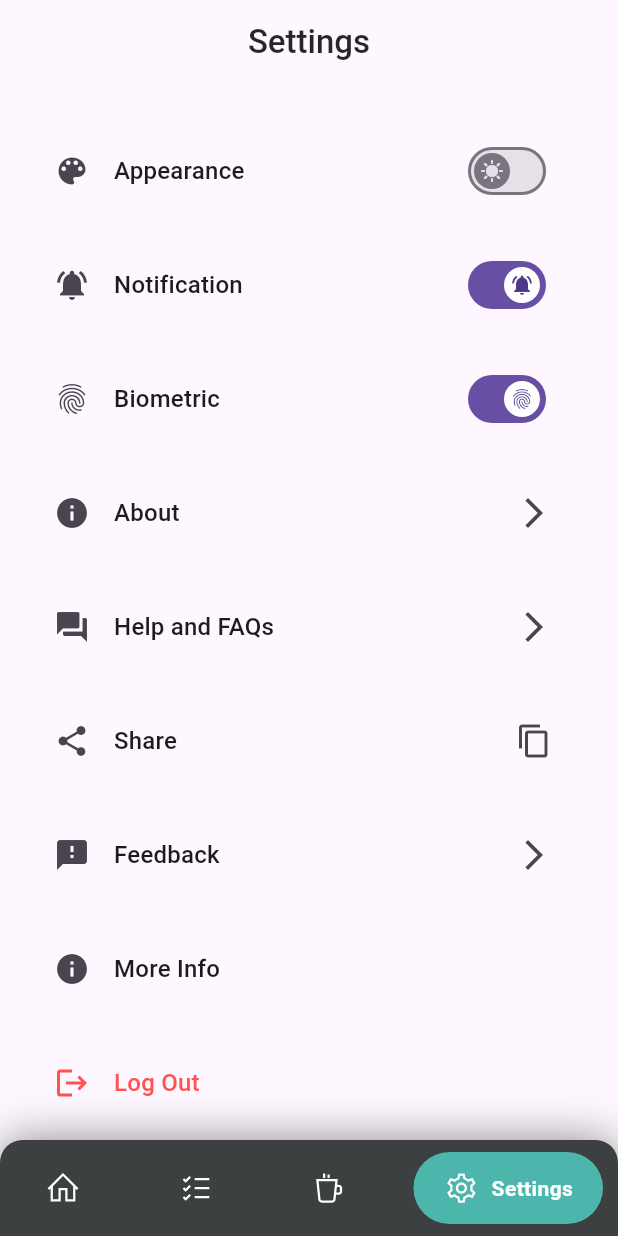
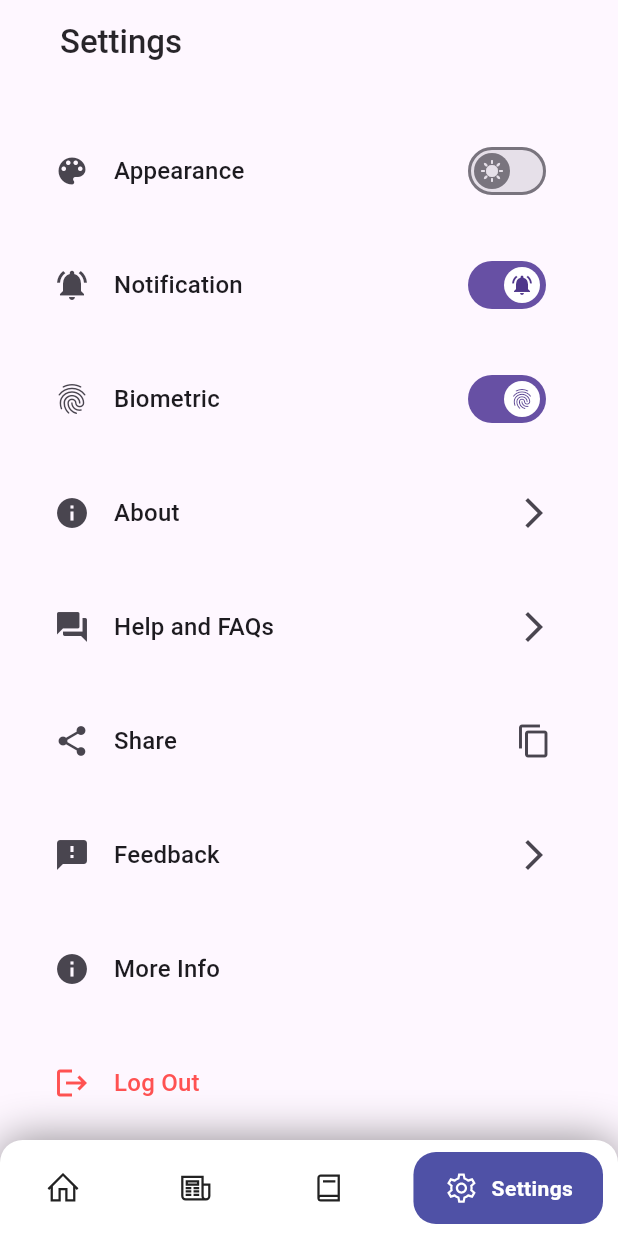
Before and after one commit to The-ARJ/CopOfficial_App, a Flutter app: the screen it shows after launch, item 4 of the bottom bar chosen, after a tap on "More Info", on a phone screen of 412 x 824 dp. Run offline on Flutter 3.47's test engine with Material 2 defaults, Android fonts, the phone set to English and light mode, and no system bars; drawn by our look-alikes of google_nav_bar; our stand-ins replace line_icons, shared_preferences; missing offline and left inert: material_dialogs.

Commit message:
navbar theme and colors imprved

```diff
--- a/lib/app/theme.dart
+++ b/lib/app/theme.dart
@@ -3,6 +3,19 @@ import 'package:flutter/material.dart';
 abstract class ThemeStyles {
   static ThemeData themeStatus(bool isDarkTheme, BuildContext context) {
     return ThemeData(
+        primaryColor: const Color(0xFF4F51A6),
+        primarySwatch: const MaterialColor(0xFF4F51A6, {
+          50: Color(0xFF4F51A6),
+          100: Color(0xFF4F51A6),
+          200: Color(0xFF4F51A6),
+          300: Color(0xFF4F51A6),
+          400: Color(0xFF4F51A6),
+          500: Color(0xFF4F51A6),
+          600: Color(0xFF4F51A6),
+          700: Color(0xFF4F51A6),
+          800: Color(0xFF4F51A6),
+          900: Color(0xFF4F51A6),
+        }),
         useMaterial3: true,
         indicatorColor: isDarkTheme ? Colors.white70 : Colors.black54,
         brightness: isDarkTheme ? Brightness.dark : Brightness.light);
--- a/lib/screen/home_screen.dart
+++ b/lib/screen/home_screen.dart
@@ -15,39 +15,9 @@ class _HomeScreenState extends State<HomeScreen> {
     final themeProvider = Provider.of<DarkThemeProvider>(context);
 
     return Scaffold(
-        appBar: AppBar(
-          title: const Text('Home'),
-        ),
-        body: Center(
-            child: Column(
-          mainAxisSize: MainAxisSize.min,
-          children: [
-            Icon(
-              Icons.lightbulb_rounded,
-              size: MediaQuery.of(context).size.width / 2,
-              color: themeProvider.darkTheme
-                  ? Theme.of(context).disabledColor
-                  : Colors.orangeAccent,
-            ),
-            Row(
-              mainAxisSize: MainAxisSize.min,
-              children: [
-                Text(
-                  themeProvider.darkTheme ? "Dark Theme" : "Light Theme",
-                  style: TextStyle(
-                      color: Theme.of(context).indicatorColor, fontSize: 20),
-                ),
-                const SizedBox(
-                  width: 16,
-                ),
-                Switch(
-                  value: themeProvider.darkTheme,
-                  onChanged: (value) => themeProvider.darkTheme = value,
-                  activeColor: Theme.of(context).primaryColor,
-                )
-              ],
-            )
-          ],
-        )));
+      appBar: AppBar(
+        title: const Text('Home'),
+      ),
+    );
   }
 }
--- a/lib/screen/navbar.dart
+++ b/lib/screen/navbar.dart
@@ -1,3 +1,4 @@
+import 'package:copofficial_app/app/theme_service.dart';
 import 'package:copofficial_app/screen/home_screen.dart';
 import 'package:copofficial_app/screen/setting_screen.dart';
 import 'package:flutter/material.dart';
@@ -7,6 +8,7 @@ import 'package:line_icons/line_icons.dart';
 import 'package:material_dialogs/material_dialogs.dart';
 import 'package:material_dialogs/widgets/buttons/icon_button.dart';
 import 'package:material_dialogs/widgets/buttons/icon_outline_button.dart';
+import 'package:provider/provider.dart';
 
 class NavScreen extends StatefulWidget {
   const NavScreen({super.key});
@@ -26,6 +28,8 @@ class _NavScreenState extends State<NavScreen> {
   ];
   @override
   Widget build(BuildContext context) {
+    final themeProvider = Provider.of<DarkThemeProvider>(context);
+
     return WillPopScope(
       onWillPop: () async {
         bool willLeave = false;
@@ -33,7 +37,7 @@ class _NavScreenState extends State<NavScreen> {
 
         await Dialogs.materialDialog(
             msg: 'Are you sure ? you want to exit',
-            title: "Exit FoodMobie",
+            title: "Exit CopOfficial",
             color: Colors.white,
             context: context,
             actions: [
@@ -42,7 +46,6 @@ class _NavScreenState extends State<NavScreen> {
                   Navigator.of(context).pop();
                 },
                 text: 'Cancel',
-                color: Colors.teal,
                 iconData: Icons.cancel_outlined,
                 textStyle: const TextStyle(color: Colors.white),
                 iconColor: Colors.white,
@@ -67,12 +70,12 @@ class _NavScreenState extends State<NavScreen> {
           child: _widgetOptions.elementAt(_selectedIndex),
         ),
         bottomNavigationBar: Container(
-          decoration: const BoxDecoration(
-            color: Color.fromRGBO(61, 64, 64, 1),
-            borderRadius: BorderRadius.vertical(
+          decoration: BoxDecoration(
+            color: themeProvider.darkTheme ? Colors.black : Colors.white,
+            borderRadius: const BorderRadius.vertical(
               top: Radius.circular(15),
             ),
-            boxShadow: [
+            boxShadow: const [
               BoxShadow(
                 blurRadius: 25,
                 color: Colors.black45,
@@ -84,28 +87,29 @@ class _NavScreenState extends State<NavScreen> {
               padding:
                   const EdgeInsets.symmetric(horizontal: 10.0, vertical: 8),
               child: GNav(
-                rippleColor: Colors.teal[300]!,
-                hoverColor: Colors.teal[100]!,
+                tabBorderRadius: 15,
+                rippleColor: const Color(0xFF4F51A6),
+                hoverColor: const Color(0xFF4F51A6),
                 gap: 8,
                 activeColor: Colors.white,
                 iconSize: 24,
                 padding:
                     const EdgeInsets.symmetric(horizontal: 20, vertical: 12),
                 duration: const Duration(milliseconds: 200),
-                tabBackgroundColor: Colors.teal[300]!,
-                color: Colors.white,
+                tabBackgroundColor: const Color(0xFF4F51A6),
+                color: themeProvider.darkTheme ? Colors.white : Colors.black87,
                 tabs: const [
                   GButton(
                     icon: LineIcons.home,
                     text: 'Home',
                   ),
                   GButton(
-                    icon: LineIcons.alternateList,
-                    text: 'Reminder',
+                    icon: LineIcons.newspaper,
+                    text: 'News',
                   ),
                   GButton(
-                    icon: LineIcons.coffee,
-                    text: 'Recipes',
+                    icon: LineIcons.book,
+                    text: 'Statements',
                   ),
                   GButton(
                     icon: LineIcons.cog,
--- a/lib/screen/setting_screen.dart
+++ b/lib/screen/setting_screen.dart
@@ -50,6 +50,10 @@ class _SettingsScreenState extends State<SettingsScreen> {
     showSnackbar(context, 'Link copied to clipboard!', Colors.teal);
   }
 
+  _theme() {
+    showSnackbar(context, 'Dark theme applied', Colors.teal);
+  }
+
   @override
   Widget build(BuildContext context) {
     final themeProvider = Provider.of<DarkThemeProvider>(context);
@@ -62,11 +66,9 @@ class _SettingsScreenState extends State<SettingsScreen> {
             'Settings',
             style: TextStyle(
               fontWeight: FontWeight.w500,
-              // fontSize: responsiveHeight(context, 0.022, 0.05),
             ),
           ),
-          titleSpacing: 00.0,
-          centerTitle: true,
+          titleSpacing: 40.0,
           // toolbarHeight: responsiveHeight(context, 0.072, 0.15),
           toolbarOpacity: 0.8,
           shape: const RoundedRectangleBorder(
@@ -103,7 +105,17 @@ class _SettingsScreenState extends State<SettingsScreen> {
                       trailing: Switch(
                         thumbIcon: appearance,
                         value: themeProvider.darkTheme,
-                        onChanged: (value) => themeProvider.darkTheme = value,
+                        onChanged: (value) {
+                          themeProvider.darkTheme = value;
+                          showSnackbar(
+                              context,
+                              themeProvider.darkTheme
+                                  ? 'Dark mode enabled'
+                                  : 'Light mode enabled',
+                              themeProvider.darkTheme
+                                  ? Colors.white
+                                  : Colors.black);
+                        },
                       ),
                     ),
                   ),
@@ -258,8 +270,11 @@ class _SettingsScreenState extends State<SettingsScreen> {
                       onTap: () {
                         Dialogs.bottomMaterialDialog(
                           msg: 'Version: 1.0.1',
-                          title: 'FoodMobie',
+                          title: 'CopOfficial',
                           context: context,
+                          color: themeProvider.darkTheme
+                              ? Colors.black
+                              : Colors.white,
                           actions: [
                             IconsButton(
                               onPressed: () {
@@ -267,7 +282,7 @@ class _SettingsScreenState extends State<SettingsScreen> {
                               },
                               text: 'Check For Update',
                               iconData: Icons.update,
-                              color: Colors.teal,
+                              color: const Color.fromRGBO(79, 81, 166, 1),
                             ),
                           ],
                         );
```
